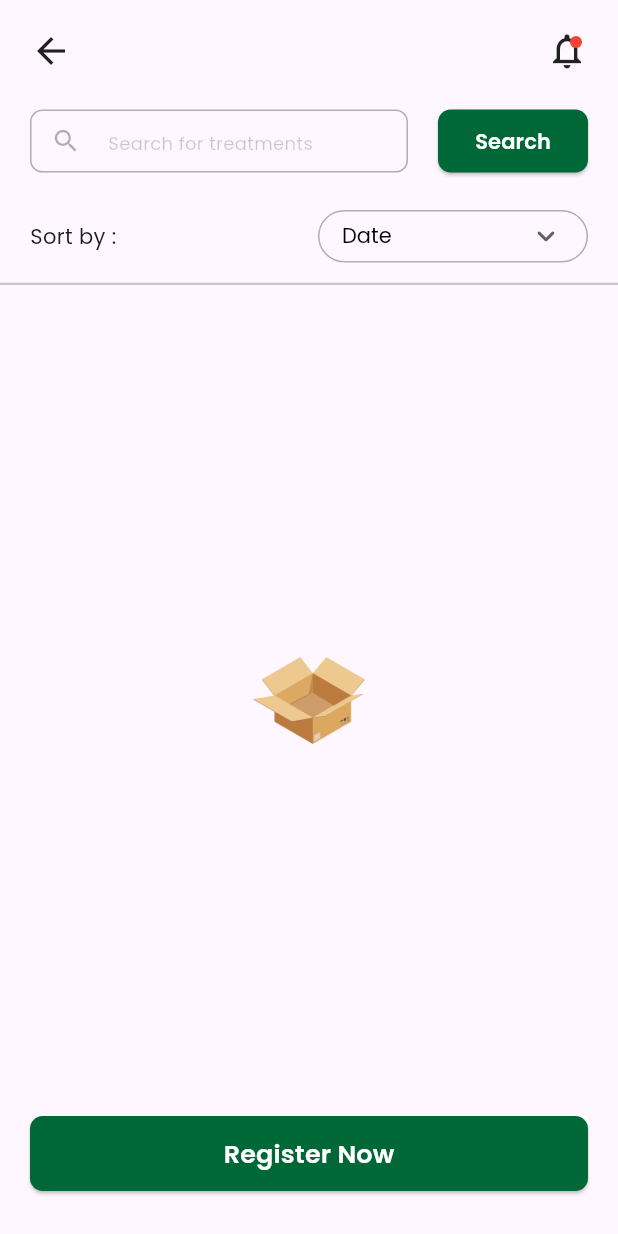
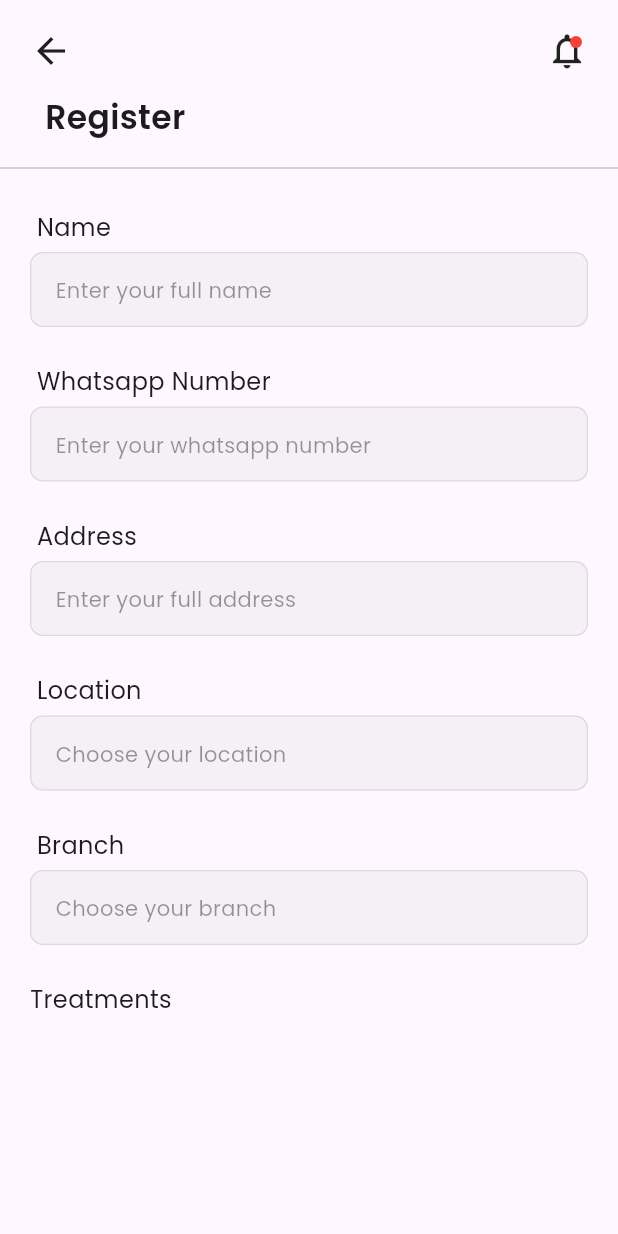
Before and after one commit to adarshct/ayurvedic_center, a Flutter app: the HomeScreen screen opened by its route, after a tap on "Date", after a tap on "Register Now", on a phone screen of 412 x 824 dp. Run offline on Flutter 3.47's test engine with Material 3 defaults, Android fonts, the light colour scheme and no system bars; our stand-ins replace dio, get_storage; accounts and stored records are empty; network calls fail.

Commit message:
register screen ui partially done

```diff
--- a/analysis_options.yaml
+++ b/analysis_options.yaml
@@ -21,6 +21,7 @@ linter:
   # `// ignore_for_file: name_of_lint` syntax on the line or in the file
   # producing the lint.
   rules:
+    prefer_const_constructors: true
     # avoid_print: false  # Uncomment to disable the `avoid_print` rule
     # prefer_single_quotes: true  # Uncomment to enable the `prefer_single_quotes` rule
 
--- a/lib/core/constants/app_colors.dart
+++ b/lib/core/constants/app_colors.dart
@@ -4,7 +4,4 @@ class AppColors {
   static Color fieldColor = const Color(0xffD9D9D9).withValues(alpha: 0.25);
   static const Color appGreen = Color(0xff006837);
   static const Color appRed = Color(0xffF24E1E);
-
-  // static const Color appGrey = Color(0xfff1f1f1);
-  // static Color appGrey = Colors.black.withValues(alpha: 0.2);
 }
--- a/lib/core/constants/routes.dart
+++ b/lib/core/constants/routes.dart
@@ -2,4 +2,5 @@ abstract class Routes {
   static String splash = '/';
   static String login = '/login';
   static String home = '/home';
+  static String register = '/register';
 }
--- a/lib/core/widgets/app_button.dart
+++ b/lib/core/widgets/app_button.dart
@@ -41,7 +41,7 @@ class AppButton extends StatelessWidget {
                   fontWeight: FontWeight.w600,
                 ),
               )
-            : SizedBox(
+            : const SizedBox(
                 width: 25,
                 height: 25,
                 child: CircularProgressIndicator(color: AppColors.appGreen),
--- a/lib/core/widgets/app_text_field.dart
+++ b/lib/core/widgets/app_text_field.dart
@@ -26,14 +26,14 @@ class AppTextField extends StatelessWidget {
     return Column(
       crossAxisAlignment: CrossAxisAlignment.start,
       children: [
-        Text(" $label", style: TextStyle(fontSize: 16)),
+        Text(" $label", style: const TextStyle(fontSize: 16)),
         5.hBox,
         TextFormField(
           controller: controller,
-          style: TextStyle(decorationThickness: 0),
+          style: const TextStyle(decorationThickness: 0),
           decoration: InputDecoration(
             isDense: true,
-            contentPadding: EdgeInsets.all(13),
+            contentPadding: const EdgeInsets.all(13),
             enabledBorder: border(),
             focusedBorder: border(),
             filled: true,
--- a/lib/core/widgets/custom_appbar.dart
+++ b/lib/core/widgets/custom_appbar.dart
@@ -15,9 +15,9 @@ class CustomAppbar extends StatelessWidget {
         children: [
           GestureDetector(
             onTap: onBackTap,
-            child: Icon(Icons.arrow_back, size: 28),
+            child: const Icon(Icons.arrow_back, size: 28),
           ),
-          Stack(
+          const Stack(
             children: [
               Icon(Icons.notifications_none, size: 28),
               Positioned(
--- a/lib/features/home/presentation/pages/home_screen.dart
+++ b/lib/features/home/presentation/pages/home_screen.dart
@@ -1,4 +1,4 @@
-import 'package:ayurvedic_center/core/constants/app_colors.dart';
+import 'package:ayurvedic_center/core/constants/routes.dart';
 import 'package:ayurvedic_center/core/utils/device.dart';
 import 'package:ayurvedic_center/core/utils/extentions.dart';
 import 'package:ayurvedic_center/core/widgets/app_button.dart';
@@ -21,7 +21,7 @@ class HomeScreen extends StatelessWidget {
           child: Column(
             children: [
               20.hBox,
-              CustomAppbar(),
+              const CustomAppbar(),
               25.hBox,
               search(),
               25.hBox,
@@ -32,11 +32,11 @@ class HomeScreen extends StatelessWidget {
                 child: Row(
                   mainAxisAlignment: MainAxisAlignment.spaceBetween,
                   children: [
-                    Text("Sort by :"),
+                    const Text("Sort by :"),
                     Container(
                       width: 180,
                       height: 35,
-                      padding: EdgeInsets.symmetric(horizontal: 15),
+                      padding: const EdgeInsets.symmetric(horizontal: 15),
                       decoration: BoxDecoration(
                         border: Border.all(
                           color: Colors.black.withValues(alpha: 0.3),
@@ -44,18 +44,24 @@ class HomeScreen extends StatelessWidget {
                         borderRadius: BorderRadius.circular(30),
                       ),
                       child: DropdownButton(
-                        icon: Icon(Icons.keyboard_arrow_down_rounded),
-                        underline: SizedBox(),
+                        icon: const Icon(Icons.keyboard_arrow_down_rounded),
+                        underline: const SizedBox(),
                         isExpanded: true,
                         value: "Date",
-                        style: TextStyle(
+                        style: const TextStyle(
                           fontSize: 14,
                           color: Colors.black,
                           fontFamily: 'Poppins',
                         ),
                         items: [
-                          DropdownMenuItem(value: "Date", child: Text("Date")),
-                          DropdownMenuItem(value: "Name", child: Text("Name")),
+                          const DropdownMenuItem(
+                            value: "Date",
+                            child: Text("Date"),
+                          ),
+                          const DropdownMenuItem(
+                            value: "Name",
+                            child: Text("Name"),
+                          ),
                         ],
                         onChanged: (value) {},
                       ),
@@ -69,12 +75,17 @@ class HomeScreen extends StatelessWidget {
                 thickness: 1.5,
                 height: 0,
               ),
-              PatientsList(),
+              const PatientsList(),
               Padding(
                 padding: EdgeInsets.symmetric(
                   horizontal: Device.horizontalPadding,
                 ),
-                child: AppButton(onPressed: () {}, text: "Register Now"),
+                child: AppButton(
+                  onPressed: () {
+                    Navigator.of(context).pushNamed(Routes.register);
+                  },
+                  text: "Register Now",
+                ),
               ),
               30.hBox,
             ],
@@ -93,10 +104,10 @@ class HomeScreen extends StatelessWidget {
             child: SizedBox(
               height: 42,
               child: TextField(
-                style: TextStyle(decorationThickness: 0),
+                style: const TextStyle(decorationThickness: 0),
                 decoration: InputDecoration(
                   isDense: true,
-                  contentPadding: EdgeInsets.only(bottom: 12),
+                  contentPadding: const EdgeInsets.only(bottom: 12),
                   enabledBorder: OutlineInputBorder(
                     borderSide: BorderSide(
                       color: Colors.black.withValues(alpha: 0.3),
--- a/lib/features/login/presentation/pages/login_screen.dart
+++ b/lib/features/login/presentation/pages/login_screen.dart
@@ -18,7 +18,7 @@ class LoginScreen extends StatelessWidget {
       child: Scaffold(
         body: Column(
           children: [
-            LoginHeader(),
+            const LoginHeader(),
             Expanded(
               child: Consumer<LoginProvider>(
                 builder: (context, provider, _) {
@@ -29,7 +29,7 @@ class LoginScreen extends StatelessWidget {
                       vertical: 25,
                     ),
                     children: [
-                      Text(
+                      const Text(
                         "Login Or Register To Book Your Appointments",
                         style: TextStyle(
                           fontSize: 24,
@@ -61,7 +61,7 @@ class LoginScreen extends StatelessWidget {
                 },
               ),
             ),
-            DisclaimerText(),
+            const DisclaimerText(),
             30.hBox,
           ],
         ),
--- a/lib/features/login/presentation/widgets/disclaimer_text.dart
+++ b/lib/features/login/presentation/widgets/disclaimer_text.dart
@@ -36,10 +36,7 @@ class DisclaimerText extends StatelessWidget {
     return TextSpan(
       text: text,
       style: const TextStyle(color: Colors.blue, fontWeight: FontWeight.w500),
-      recognizer: TapGestureRecognizer()
-        ..onTap = () {
-          print('$text clicked');
-        },
+      recognizer: TapGestureRecognizer()..onTap = () {},
     );
   }
 }
--- /dev/null
+++ b/lib/features/register/presentation/pages/register_screen.dart
@@ -0,0 +1,72 @@
+import 'package:ayurvedic_center/core/utils/device.dart';
+import 'package:ayurvedic_center/core/utils/extentions.dart';
+import 'package:ayurvedic_center/core/widgets/app_text_field.dart';
+import 'package:ayurvedic_center/core/widgets/custom_appbar.dart';
+import 'package:flutter/material.dart';
+
+class RegisterScreen extends StatelessWidget {
+  const RegisterScreen({super.key});
+
+  @override
+  Widget build(BuildContext context) {
+    return Scaffold(
+      body: SafeArea(
+        child: Column(
+          crossAxisAlignment: CrossAxisAlignment.start,
+          children: [
+            20.hBox,
+            CustomAppbar(
+              onBackTap: () {
+                Navigator.of(context).pop();
+              },
+            ),
+            15.hBox,
+            const Padding(
+              padding: EdgeInsets.only(left: 30),
+              child: Text(
+                "Register",
+                style: TextStyle(fontSize: 22, fontWeight: FontWeight.w600),
+              ),
+            ),
+            10.hBox,
+            const Divider(),
+            Expanded(
+              child: ListView(
+                padding: EdgeInsets.all(Device.horizontalPadding),
+                children: [
+                  const AppTextField(
+                    label: "Name",
+                    hint: "Enter your full name",
+                  ),
+                  25.hBox,
+                  const AppTextField(
+                    label: "Whatsapp Number",
+                    hint: "Enter your whatsapp number",
+                  ),
+                  25.hBox,
+                  const AppTextField(
+                    label: "Address",
+                    hint: "Enter your full address",
+                  ),
+                  25.hBox,
+                  const AppTextField(
+                    label: "Location",
+                    hint: "Choose your location",
+                  ),
+                  25.hBox,
+                  const AppTextField(
+                    label: "Branch",
+                    hint: "Choose your branch",
+                  ),
+                  25.hBox,
+                  const Text("Treatments", style: TextStyle(fontSize: 16)),
+                  5.hBox,
+                ],
+              ),
+            ),
+          ],
+        ),
+      ),
+    );
+  }
+}
--- a/lib/features/splash/presentation/provider/splash_provider.dart
+++ b/lib/features/splash/presentation/provider/splash_provider.dart
@@ -1,6 +1,5 @@
 import 'package:ayurvedic_center/core/constants/routes.dart';
 import 'package:ayurvedic_center/core/utils/auth.dart';
-import 'package:ayurvedic_center/core/utils/local_storage.dart';
 import 'package:flutter/material.dart';
 
 class SplashProvider extends ChangeNotifier {
@@ -15,7 +14,6 @@ class SplashProvider extends ChangeNotifier {
   }
 
   void _navigate() {
-    print("TOKEEEEEEEEEEEN: ${LocalStorage.getData(key: 'access')}");
     Navigator.pushReplacementNamed(
       context,
       Auth.accessToken.isNotEmpty ? Routes.home : Routes.login,
--- a/lib/main.dart
+++ b/lib/main.dart
@@ -2,6 +2,7 @@ import 'package:ayurvedic_center/core/constants/routes.dart';
 import 'package:ayurvedic_center/core/utils/app_router.dart';
 import 'package:ayurvedic_center/features/home/presentation/pages/home_screen.dart';
 import 'package:ayurvedic_center/features/login/presentation/pages/login_screen.dart';
+import 'package:ayurvedic_center/features/register/presentation/pages/register_screen.dart';
 import 'package:ayurvedic_center/features/splash/presentation/pages/splash_screen.dart';
 import 'package:flutter/material.dart';
 import 'package:get_storage/get_storage.dart';
@@ -30,6 +31,7 @@ class MyApp extends StatelessWidget {
         Routes.splash: (_) => const SplashScreen(),
         Routes.login: (_) => const LoginScreen(),
         Routes.home: (_) => const HomeScreen(),
+        Routes.register: (_) => const RegisterScreen(),
       },
       initialRoute: Routes.splash,
     );
```
Also changed, not shown: lib/core/utils/extentions.dart (+0 -8 lines), lib/features/home/presentation/widgets/patients_list.dart (+14 -8 lines).
